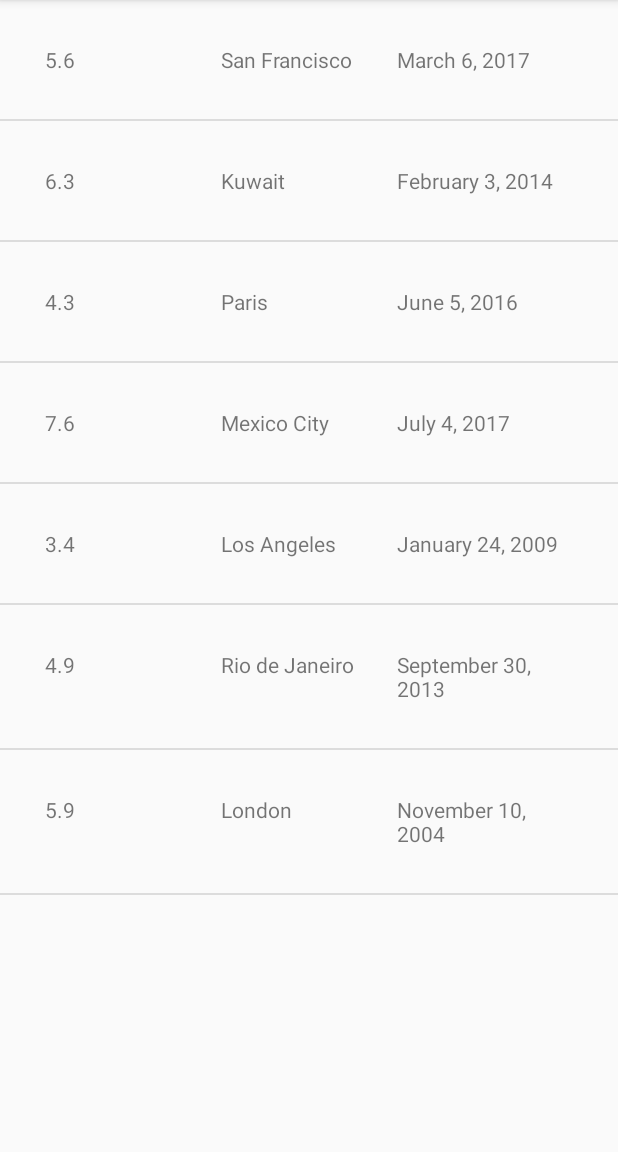
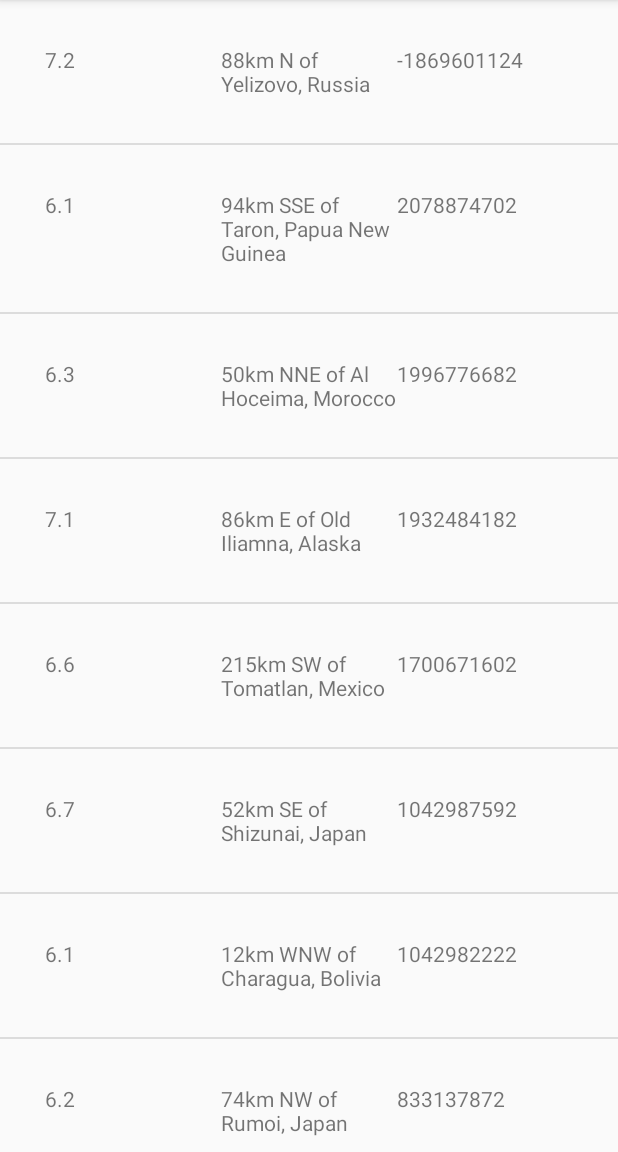
Before and after one commit to ebuchheim/QuakeList, an Android app: the screen it shows after launch (EarthquakeActivity), on a phone screen of 412 x 824 dp, the part 84-1236 px from its top. Run offline under Robolectric (Android 15) with nearby library versions, the phone set to English and light mode, and no system bars.

Commit message:
Add QueryUtils file and add way to parse JSON

```diff
--- a/app/src/main/java/com/example/android/quakereport/Earthquake.java
+++ b/app/src/main/java/com/example/android/quakereport/Earthquake.java
@@ -7,10 +7,10 @@ package com.example.android.quakereport;
 public class Earthquake {
 
     private double mMagnitude;
-    private String mDate;
+    private int mDate;
     private String mLocation;
 
-    public Earthquake (double magnitude, String date, String location) {
+    public Earthquake (double magnitude, int date, String location) {
         mMagnitude = magnitude;
         mDate = date;
         mLocation = location;
@@ -19,7 +19,7 @@ public class Earthquake {
     public double getMagnitude() {
         return mMagnitude;
     }
-    public String getDate() {
+    public int getDate() {
         return mDate;
     }
     public String getLocation() {
--- a/app/src/main/java/com/example/android/quakereport/EarthquakeActivity.java
+++ b/app/src/main/java/com/example/android/quakereport/EarthquakeActivity.java
@@ -31,15 +31,18 @@ public class EarthquakeActivity extends AppCompatActivity {
         super.onCreate(savedInstanceState);
         setContentView(R.layout.earthquake_activity);
 
-        // Create a fake list of earthquake locations.
-        ArrayList<Earthquake> earthquakes = new ArrayList<>();
-        earthquakes.add(new Earthquake(5.6, "March 6, 2017", "San Francisco"));
-        earthquakes.add(new Earthquake(6.3, "February 3, 2014", "Kuwait"));
-        earthquakes.add(new Earthquake(4.3, "June 5, 2016", "Paris"));
-        earthquakes.add(new Earthquake(7.6, "July 4, 2017", "Mexico City"));
-        earthquakes.add(new Earthquake(3.4, "January 24, 2009", "Los Angeles"));
-        earthquakes.add(new Earthquake(4.9, "September 30, 2013", "Rio de Janeiro"));
-        earthquakes.add(new Earthquake(5.9, "November 10, 2004", "London"));
+//        // Create a fake list of earthquake locations.
+//        ArrayList<Earthquake> earthquakes = new ArrayList<>();
+//        earthquakes.add(new Earthquake(5.6, "March 6, 2017", "San Francisco"));
+//        earthquakes.add(new Earthquake(6.3, "February 3, 2014", "Kuwait"));
+//        earthquakes.add(new Earthquake(4.3, "June 5, 2016", "Paris"));
+//        earthquakes.add(new Earthquake(7.6, "July 4, 2017", "Mexico City"));
+//        earthquakes.add(new Earthquake(3.4, "January 24, 2009", "Los Angeles"));
+//        earthquakes.add(new Earthquake(4.9, "September 30, 2013", "Rio de Janeiro"));
+//        earthquakes.add(new Earthquake(5.9, "November 10, 2004", "London"));
+
+        // Create a fake list of earthquakes.
+        ArrayList<Earthquake> earthquakes = QueryUtils.extractEarthquakes();
 
         // Find a reference to the {@link ListView} in the layout
         ListView earthquakeListView = (ListView) findViewById(R.id.list);
--- a/app/src/main/java/com/example/android/quakereport/EarthquakeAdapter.java
+++ b/app/src/main/java/com/example/android/quakereport/EarthquakeAdapter.java
@@ -38,7 +38,7 @@ public class EarthquakeAdapter extends ArrayAdapter<Earthquake> {
         magnitudeTextView.setText(String.format(Locale.US, "%.1f", currentEarthquake.getMagnitude()));
 
         TextView dateTextView = (TextView) listItemView.findViewById(R.id.date);
-        dateTextView.setText(currentEarthquake.getDate());
+        dateTextView.setText(String.format(Locale.US, "%d", currentEarthquake.getDate()));
 
         TextView locationTextView = (TextView) listItemView.findViewById(R.id.location);
         locationTextView.setText(currentEarthquake.getLocation());
--- /dev/null
+++ b/app/src/main/java/com/example/android/quakereport/QueryUtils.java
@@ -0,0 +1,86 @@
+package com.example.android.quakereport;
+
+/**
+ * Created by Emma Buchheim on 10/22/2017.
+ */
+
+import org.json.JSONException;
+
+import java.util.ArrayList;
+
+        import android.util.Log;
+
+        import org.json.JSONArray;
+        import org.json.JSONException;
+        import org.json.JSONObject;
+import org.json.JSONStringer;
+
+import java.util.ArrayList;
+
+/**
+ * Helper methods related to requesting and receiving earthquake data from USGS.
+ */
+public final class QueryUtils {
+
+    /** Sample JSON response for a USGS query */
+    private static final String SAMPLE_JSON_RESPONSE = "{\"type\":\"FeatureCollection\",\"metadata\":{\"generated\":1462295443000,\"url\":\"http://earthquake.usgs.gov/fdsnws/event/1/query?format=geojson&starttime=2016-01-01&endtime=2016-01-31&minmag=6&limit=10\",\"title\":\"USGS Earthquakes\",\"status\":200,\"api\":\"1.5.2\",\"limit\":10,\"offset\":1,\"count\":10},\"features\":[{\"type\":\"Feature\",\"properties\":{\"mag\":7.2,\"place\":\"88km N of Yelizovo, Russia\",\"time\":1454124312220,\"updated\":1460674294040,\"tz\":720,\"url\":\"http://earthquake.usgs.gov/earthquakes/eventpage/us20004vvx\",\"detail\":\"http://earthquake.usgs.gov/fdsnws/event/1/query?eventid=us20004vvx&format=geojson\",\"felt\":2,\"cdi\":3.4,\"mmi\":5.82,\"alert\":\"green\",\"status\":\"reviewed\",\"tsunami\":1,\"sig\":798,\"net\":\"us\",\"code\":\"20004vvx\",\"ids\":\",at00o1qxho,pt16030050,us20004vvx,gcmt20160130032510,\",\"sources\":\",at,pt,us,gcmt,\",\"types\":\",cap,dyfi,finite-fault,general-link,general-text,geoserve,impact-link,impact-text,losspager,moment-tensor,nearby-cities,origin,phase-data,shakemap,tectonic-summary,\",\"nst\":null,\"dmin\":0.958,\"rms\":1.19,\"gap\":17,\"magType\":\"mww\",\"type\":\"earthquake\",\"title\":\"M 7.2 - 88km N of Yelizovo, Russia\"},\"geometry\":{\"type\":\"Point\",\"coordinates\":[158.5463,53.9776,177]},\"id\":\"us20004vvx\"},\n" +
+            "{\"type\":\"Feature\",\"properties\":{\"mag\":6.1,\"place\":\"94km SSE of Taron, Papua New Guinea\",\"time\":1453777820750,\"updated\":1460156775040,\"tz\":600,\"url\":\"http://earthquake.usgs.gov/earthquakes/eventpage/us20004uks\",\"detail\":\"http://earthquake.usgs.gov/fdsnws/event/1/query?eventid=us20004uks&format=geojson\",\"felt\":null,\"cdi\":null,\"mmi\":4.1,\"alert\":\"green\",\"status\":\"reviewed\",\"tsunami\":1,\"sig\":572,\"net\":\"us\",\"code\":\"20004uks\",\"ids\":\",us20004uks,gcmt20160126031023,\",\"sources\":\",us,gcmt,\",\"types\":\",cap,geoserve,losspager,moment-tensor,nearby-cities,origin,phase-data,shakemap,tectonic-summary,\",\"nst\":null,\"dmin\":1.537,\"rms\":0.74,\"gap\":25,\"magType\":\"mww\",\"type\":\"earthquake\",\"title\":\"M 6.1 - 94km SSE of Taron, Papua New Guinea\"},\"geometry\":{\"type\":\"Point\",\"coordinates\":[153.2454,-5.2952,26]},\"id\":\"us20004uks\"},\n" +
+            "{\"type\":\"Feature\",\"properties\":{\"mag\":6.3,\"place\":\"50km NNE of Al Hoceima, Morocco\",\"time\":1453695722730,\"updated\":1460156773040,\"tz\":0,\"url\":\"http://earthquake.usgs.gov/earthquakes/eventpage/us10004gy9\",\"detail\":\"http://earthquake.usgs.gov/fdsnws/event/1/query?eventid=us10004gy9&format=geojson\",\"felt\":117,\"cdi\":7.2,\"mmi\":5.28,\"alert\":\"green\",\"status\":\"reviewed\",\"tsunami\":0,\"sig\":695,\"net\":\"us\",\"code\":\"10004gy9\",\"ids\":\",us10004gy9,gcmt20160125042203,\",\"sources\":\",us,gcmt,\",\"types\":\",cap,dyfi,geoserve,impact-text,losspager,moment-tensor,nearby-cities,origin,phase-data,shakemap,tectonic-summary,\",\"nst\":null,\"dmin\":2.201,\"rms\":0.92,\"gap\":20,\"magType\":\"mww\",\"type\":\"earthquake\",\"title\":\"M 6.3 - 50km NNE of Al Hoceima, Morocco\"},\"geometry\":{\"type\":\"Point\",\"coordinates\":[-3.6818,35.6493,12]},\"id\":\"us10004gy9\"},\n" +
+            "{\"type\":\"Feature\",\"properties\":{\"mag\":7.1,\"place\":\"86km E of Old Iliamna, Alaska\",\"time\":1453631430230,\"updated\":1460156770040,\"tz\":-540,\"url\":\"http://earthquake.usgs.gov/earthquakes/eventpage/us10004gqp\",\"detail\":\"http://earthquake.usgs.gov/fdsnws/event/1/query?eventid=us10004gqp&format=geojson\",\"felt\":1816,\"cdi\":7.2,\"mmi\":6.6,\"alert\":\"green\",\"status\":\"reviewed\",\"tsunami\":1,\"sig\":1496,\"net\":\"us\",\"code\":\"10004gqp\",\"ids\":\",at00o1gd6r,us10004gqp,ak12496371,gcmt20160124103030,\",\"sources\":\",at,us,ak,gcmt,\",\"types\":\",cap,dyfi,finite-fault,general-link,general-text,geoserve,impact-link,impact-text,losspager,moment-tensor,nearby-cities,origin,phase-data,shakemap,tectonic-summary,trump-origin,\",\"nst\":null,\"dmin\":0.72,\"rms\":2.11,\"gap\":19,\"magType\":\"mww\",\"type\":\"earthquake\",\"title\":\"M 7.1 - 86km E of Old Iliamna, Alaska\"},\"geometry\":{\"type\":\"Point\",\"coordinates\":[-153.4051,59.6363,129]},\"id\":\"us10004gqp\"},\n" +
+            "{\"type\":\"Feature\",\"properties\":{\"mag\":6.6,\"place\":\"215km SW of Tomatlan, Mexico\",\"time\":1453399617650,\"updated\":1459963829040,\"tz\":-420,\"url\":\"http://earthquake.usgs.gov/earthquakes/eventpage/us10004g4l\",\"detail\":\"http://earthquake.usgs.gov/fdsnws/event/1/query?eventid=us10004g4l&format=geojson\",\"felt\":11,\"cdi\":2.7,\"mmi\":3.92,\"alert\":\"green\",\"status\":\"reviewed\",\"tsunami\":1,\"sig\":673,\"net\":\"us\",\"code\":\"10004g4l\",\"ids\":\",at00o1bebo,pt16021050,us10004g4l,gcmt20160121180659,\",\"sources\":\",at,pt,us,gcmt,\",\"types\":\",cap,dyfi,geoserve,impact-link,impact-text,losspager,moment-tensor,nearby-cities,origin,phase-data,shakemap,tectonic-summary,\",\"nst\":null,\"dmin\":2.413,\"rms\":0.98,\"gap\":74,\"magType\":\"mww\",\"type\":\"earthquake\",\"title\":\"M 6.6 - 215km SW of Tomatlan, Mexico\"},\"geometry\":{\"type\":\"Point\",\"coordinates\":[-106.9337,18.8239,10]},\"id\":\"us10004g4l\"},\n" +
+            "{\"type\":\"Feature\",\"properties\":{\"mag\":6.7,\"place\":\"52km SE of Shizunai, Japan\",\"time\":1452741933640,\"updated\":1459304879040,\"tz\":540,\"url\":\"http://earthquake.usgs.gov/earthquakes/eventpage/us10004ebx\",\"detail\":\"http://earthquake.usgs.gov/fdsnws/event/1/query?eventid=us10004ebx&format=geojson\",\"felt\":51,\"cdi\":5.8,\"mmi\":6.45,\"alert\":\"green\",\"status\":\"reviewed\",\"tsunami\":1,\"sig\":720,\"net\":\"us\",\"code\":\"10004ebx\",\"ids\":\",us10004ebx,pt16014050,at00o0xauk,gcmt20160114032534,\",\"sources\":\",us,pt,at,gcmt,\",\"types\":\",associate,cap,dyfi,geoserve,impact-link,impact-text,losspager,moment-tensor,nearby-cities,origin,phase-data,shakemap,\",\"nst\":null,\"dmin\":0.281,\"rms\":0.98,\"gap\":22,\"magType\":\"mww\",\"type\":\"earthquake\",\"title\":\"M 6.7 - 52km SE of Shizunai, Japan\"},\"geometry\":{\"type\":\"Point\",\"coordinates\":[142.781,41.9723,46]},\"id\":\"us10004ebx\"},\n" +
+            "{\"type\":\"Feature\",\"properties\":{\"mag\":6.1,\"place\":\"12km WNW of Charagua, Bolivia\",\"time\":1452741928270,\"updated\":1459304879040,\"tz\":-240,\"url\":\"http://earthquake.usgs.gov/earthquakes/eventpage/us10004ebw\",\"detail\":\"http://earthquake.usgs.gov/fdsnws/event/1/query?eventid=us10004ebw&format=geojson\",\"felt\":3,\"cdi\":2.2,\"mmi\":2.21,\"alert\":\"green\",\"status\":\"reviewed\",\"tsunami\":0,\"sig\":573,\"net\":\"us\",\"code\":\"10004ebw\",\"ids\":\",us10004ebw,gcmt20160114032528,\",\"sources\":\",us,gcmt,\",\"types\":\",cap,dyfi,geoserve,impact-text,losspager,moment-tensor,nearby-cities,origin,phase-data,shakemap,tectonic-summary,\",\"nst\":null,\"dmin\":5.492,\"rms\":1.04,\"gap\":16,\"magType\":\"mww\",\"type\":\"earthquake\",\"title\":\"M 6.1 - 12km WNW of Charagua, Bolivia\"},\"geometry\":{\"type\":\"Point\",\"coordinates\":[-63.3288,-19.7597,582.56]},\"id\":\"us10004ebw\"},\n" +
+            "{\"type\":\"Feature\",\"properties\":{\"mag\":6.2,\"place\":\"74km NW of Rumoi, Japan\",\"time\":1452532083920,\"updated\":1459304875040,\"tz\":540,\"url\":\"http://earthquake.usgs.gov/earthquakes/eventpage/us10004djn\",\"detail\":\"http://earthquake.usgs.gov/fdsnws/event/1/query?eventid=us10004djn&format=geojson\",\"felt\":8,\"cdi\":3.4,\"mmi\":3.74,\"alert\":\"green\",\"status\":\"reviewed\",\"tsunami\":0,\"sig\":594,\"net\":\"us\",\"code\":\"10004djn\",\"ids\":\",us10004djn,gcmt20160111170803,\",\"sources\":\",us,gcmt,\",\"types\":\",cap,dyfi,geoserve,impact-text,losspager,moment-tensor,nearby-cities,origin,phase-data,shakemap,tectonic-summary,\",\"nst\":null,\"dmin\":1.139,\"rms\":0.96,\"gap\":33,\"magType\":\"mww\",\"type\":\"earthquake\",\"title\":\"M 6.2 - 74km NW of Rumoi, Japan\"},\"geometry\":{\"type\":\"Point\",\"coordinates\":[141.0867,44.4761,238.81]},\"id\":\"us10004djn\"},\n" +
+            "{\"type\":\"Feature\",\"properties\":{\"mag\":6.5,\"place\":\"227km SE of Sarangani, Philippines\",\"time\":1452530285900,\"updated\":1459304874040,\"tz\":480,\"url\":\"http://earthquake.usgs.gov/earthquakes/eventpage/us10004dj5\",\"detail\":\"http://earthquake.usgs.gov/fdsnws/event/1/query?eventid=us10004dj5&format=geojson\",\"felt\":1,\"cdi\":2.7,\"mmi\":7.5,\"alert\":\"green\",\"status\":\"reviewed\",\"tsunami\":1,\"sig\":650,\"net\":\"us\",\"code\":\"10004dj5\",\"ids\":\",at00o0srjp,pt16011050,us10004dj5,gcmt20160111163807,\",\"sources\":\",at,pt,us,gcmt,\",\"types\":\",cap,dyfi,geoserve,impact-link,impact-text,losspager,moment-tensor,nearby-cities,origin,phase-data,shakemap,tectonic-summary,\",\"nst\":null,\"dmin\":3.144,\"rms\":0.72,\"gap\":22,\"magType\":\"mww\",\"type\":\"earthquake\",\"title\":\"M 6.5 - 227km SE of Sarangani, Philippines\"},\"geometry\":{\"type\":\"Point\",\"coordinates\":[126.8621,3.8965,13]},\"id\":\"us10004dj5\"},\n" +
+            "{\"type\":\"Feature\",\"properties\":{\"mag\":6,\"place\":\"Pacific-Antarctic Ridge\",\"time\":1451986454620,\"updated\":1459202978040,\"tz\":-540,\"url\":\"http://earthquake.usgs.gov/earthquakes/eventpage/us10004bgk\",\"detail\":\"http://earthquake.usgs.gov/fdsnws/event/1/query?eventid=us10004bgk&format=geojson\",\"felt\":0,\"cdi\":1,\"mmi\":0,\"alert\":\"green\",\"status\":\"reviewed\",\"tsunami\":0,\"sig\":554,\"net\":\"us\",\"code\":\"10004bgk\",\"ids\":\",us10004bgk,gcmt20160105093415,\",\"sources\":\",us,gcmt,\",\"types\":\",cap,dyfi,geoserve,losspager,moment-tensor,nearby-cities,origin,phase-data,shakemap,\",\"nst\":null,\"dmin\":30.75,\"rms\":0.67,\"gap\":71,\"magType\":\"mww\",\"type\":\"earthquake\",\"title\":\"M 6.0 - Pacific-Antarctic Ridge\"},\"geometry\":{\"type\":\"Point\",\"coordinates\":[-136.2603,-54.2906,10]},\"id\":\"us10004bgk\"}],\"bbox\":[-153.4051,-54.2906,10,158.5463,59.6363,582.56]}";
+
+    /**
+     * Create a private constructor because no one should ever create a {@link QueryUtils} object.
+     * This class is only meant to hold static variables and methods, which can be accessed
+     * directly from the class name QueryUtils (and an object instance of QueryUtils is not needed).
+     */
+    private QueryUtils() {
+    }
+
+    /**
+     * Return a list of {@link Earthquake} objects that has been built up from
+     * parsing a JSON response.
+     */
+    public static ArrayList<Earthquake> extractEarthquakes() {
+
+        // Create an empty ArrayList that we can start adding earthquakes to
+        ArrayList<Earthquake> earthquakes = new ArrayList<>();
+
+        // Try to parse the SAMPLE_JSON_RESPONSE. If there's a problem with the way the JSON
+        // is formatted, a JSONException exception object will be thrown.
+        // Catch the exception so the app doesn't crash, and print the error message to the logs.
+        try {
+
+            JSONObject root = new JSONObject(SAMPLE_JSON_RESPONSE);
+            JSONArray quakeFeatures = root.getJSONArray("features");
+
+            for (int i = 0; i <= quakeFeatures.length(); i++) {
+                JSONObject quakeFeature = quakeFeatures.getJSONObject(i);
+                JSONObject quakeProperties = quakeFeature.getJSONObject("properties");
+                double magnitude = quakeProperties.getDouble("mag");
+                String location = quakeProperties.getString("place");
+                int time = quakeProperties.getInt("time");
+                earthquakes.add(new Earthquake(magnitude, time, location));
+
+            }
+
+
+
+
+        } catch (JSONException e) {
+            // If an error is thrown when executing any of the above statements in the "try" block,
+            // catch the exception here, so the app doesn't crash. Print a log message
+            // with the message from the exception.
+            Log.e("QueryUtils", "Problem parsing the earthquake JSON results", e);
+        }
+
+        // Return the list of earthquakes
+        return earthquakes;
+    }
+
+}
```
